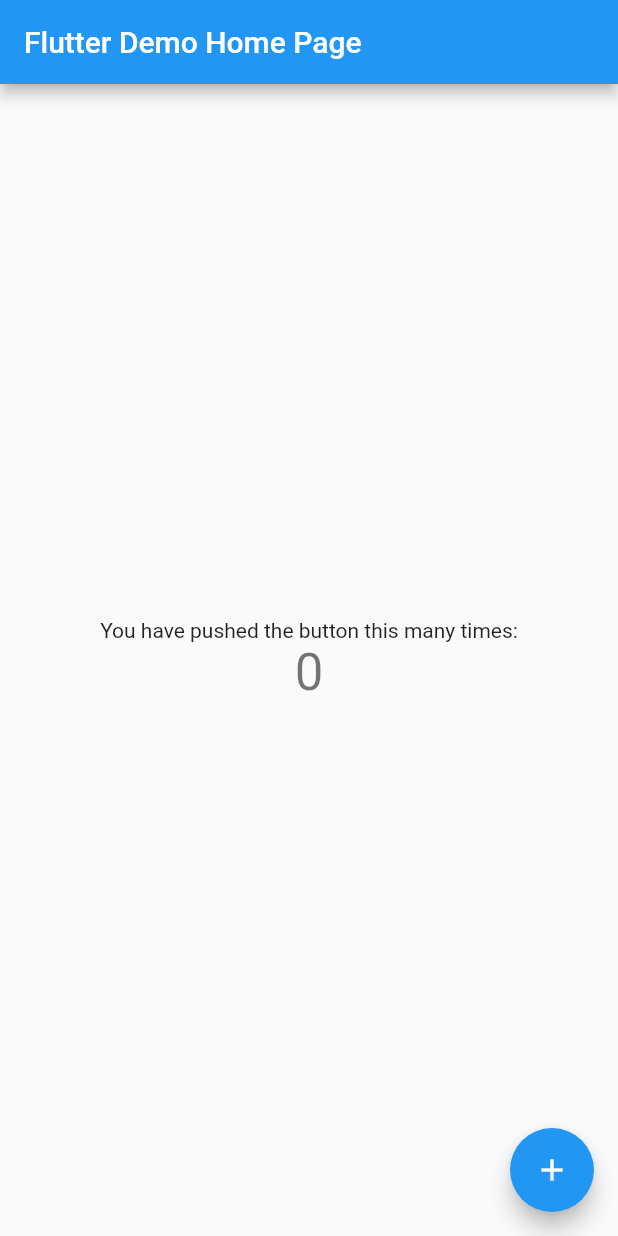
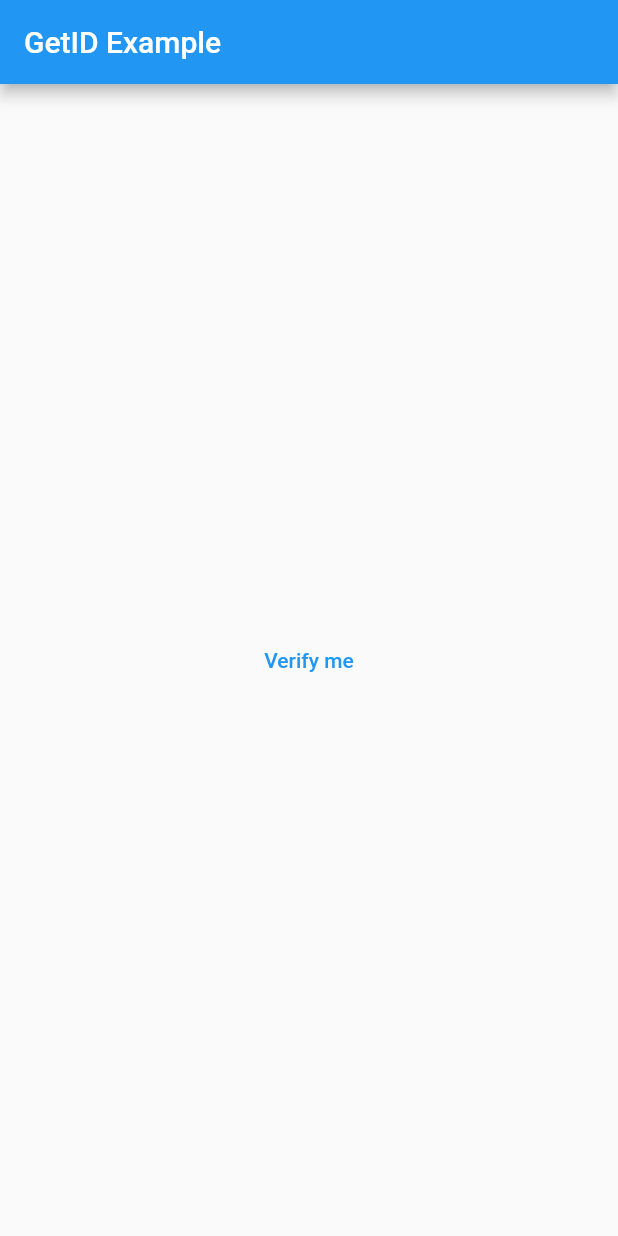
Before and after one commit to vvorld/getid-flutter-example, a Flutter app: the screen it shows after launch, on a phone screen of 412 x 824 dp. Run offline on Flutter 3.47's test engine with Material 2 defaults, Android fonts, the phone set to English and light mode, and no system bars.

Commit message:
Update main.dart

```diff
--- a/lib/main.dart
+++ b/lib/main.dart
@@ -1,47 +1,28 @@
 import 'package:flutter/material.dart';
+import 'package:flutter/services.dart';
+import 'package:http/http.dart' as http;
+import 'dart:convert';
 
 void main() {
   runApp(MyApp());
 }
 
 class MyApp extends StatelessWidget {
-  // This widget is the root of your application.
   @override
   Widget build(BuildContext context) {
     return MaterialApp(
-      title: 'Flutter Demo',
+      title: 'GetID Example',
       theme: ThemeData(
-        // This is the theme of your application.
-        //
-        // Try running your application with "flutter run". You'll see the
-        // application has a blue toolbar. Then, without quitting the app, try
-        // changing the primarySwatch below to Colors.green and then invoke
-        // "hot reload" (press "r" in the console where you ran "flutter run",
-        // or simply save your changes to "hot reload" in a Flutter IDE).
-        // Notice that the counter didn't reset back to zero; the application
-        // is not restarted.
         primarySwatch: Colors.blue,
-        // This makes the visual density adapt to the platform that you run
-        // the app on. For desktop platforms, the controls will be smaller and
-        // closer together (more dense) than on mobile platforms.
         visualDensity: VisualDensity.adaptivePlatformDensity,
       ),
-      home: MyHomePage(title: 'Flutter Demo Home Page'),
+      home: MyHomePage(title: 'GetID Example'),
     );
   }
 }
 
 class MyHomePage extends StatefulWidget {
   MyHomePage({Key key, this.title}) : super(key: key);
-
-  // This widget is the home page of your application. It is stateful, meaning
-  // that it has a State object (defined below) that contains fields that affect
-  // how it looks.
-
-  // This class is the configuration for the state. It holds the values (in this
-  // case the title) provided by the parent (in this case the App widget) and
-  // used by the build method of the State. Fields in a Widget subclass are
-  // always marked "final".
 
   final String title;
 
@@ -50,68 +31,60 @@ class MyHomePage extends StatefulWidget {
 }
 
 class _MyHomePageState extends State<MyHomePage> {
-  int _counter = 0;
 
-  void _incrementCounter() {
-    setState(() {
-      // This call to setState tells the Flutter framework that something has
-      // changed in this State, which causes it to rerun the build method below
-      // so that the display can reflect the updated values. If we changed
-      // _counter without calling setState(), then the build method would not be
-      // called again, and so nothing would appear to happen.
-      _counter++;
-    });
-  }
+  static const platform = const MethodChannel('samples.getid.dev/getid');
+
+  /*
+  In order to start using GetID SDK, you will need an SDK KEY and API URL.
+  Both can be found and modified either through your GetID admin panel
+  or via contacting our integration team.
+  */
+  static const sdkKey = '...';
+  static const apiURL = '...';
+  /*
+  Note:
+  We don't recommend to use the SDK key at the client-side in the production environment.
+  Instead, use your own backend as a proxy for receiving a token.
+  */
 
   @override
   Widget build(BuildContext context) {
-    // This method is rerun every time setState is called, for instance as done
-    // by the _incrementCounter method above.
-    //
-    // The Flutter framework has been optimized to make rerunning build methods
-    // fast, so that you can just rebuild anything that needs updating rather
-    // than having to individually change instances of widgets.
     return Scaffold(
       appBar: AppBar(
-        // Here we take the value from the MyHomePage object that was created by
-        // the App.build method, and use it to set our appbar title.
         title: Text(widget.title),
       ),
       body: Center(
-        // Center is a layout widget. It takes a single child and positions it
-        // in the middle of the parent.
         child: Column(
-          // Column is also a layout widget. It takes a list of children and
-          // arranges them vertically. By default, it sizes itself to fit its
-          // children horizontally, and tries to be as tall as its parent.
-          //
-          // Invoke "debug painting" (press "p" in the console, choose the
-          // "Toggle Debug Paint" action from the Flutter Inspector in Android
-          // Studio, or the "Toggle Debug Paint" command in Visual Studio Code)
-          // to see the wireframe for each widget.
-          //
-          // Column has various properties to control how it sizes itself and
-          // how it positions its children. Here we use mainAxisAlignment to
-          // center the children vertically; the main axis here is the vertical
-          // axis because Columns are vertical (the cross axis would be
-          // horizontal).
           mainAxisAlignment: MainAxisAlignment.center,
           children: <Widget>[
-            Text(
-              'You have pushed the button this many times:',
-            ),
-            Text(
-              '$_counter',
-              style: Theme.of(context).textTheme.headline4,
-            ),
+            TextButton(
+              onPressed: () async {
+                try {
+                  final token = await getToken();
+                  await platform.invokeMethod('launchGetID', {'apiURL': apiURL, 'token': token});
+                } catch (exception) {
+                  print(exception);
+                }
+              },
+              child: Text('Verify me'),
+            )
           ],
         ),
-      ),
-      floatingActionButton: FloatingActionButton(
-        onPressed: _incrementCounter,
-        tooltip: 'Increment',
-        child: Icon(Icons.add),
-      ), // This trailing comma makes auto-formatting nicer for build methods.
+      )
     );
   }
+
+  Future<String> getToken() async {
+    var headers = {
+      'apikey': sdkKey,
+      'Content-Type': 'application/json'
+    };
+    final response = await http.post('${apiURL}/sdk/v1/token', headers: headers);
+    if (response.statusCode == 200) {
+      Map<String, dynamic> body = jsonDecode(response.body);
+      return body['token'];
+    } else {
+      throw Exception('Failed to obtain a token. Make sure that you use the correct `apiURL` and `sdkKey`.');
+    }
+  }
 }
```
